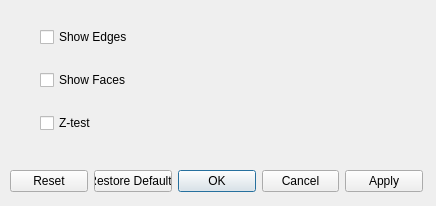
This is src/Interface/Modules/Visualization/ShowMesh.ui in SCIInstitute/SCIRun as Qt 5 draws it before an edit. The edited form follows.
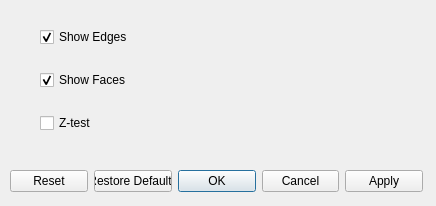
This is the edited form.

Commit message: Show edges and faces by default.

Diff of the .ui file:
```diff
--- a/src/Interface/Modules/Visualization/ShowMesh.ui
+++ b/src/Interface/Modules/Visualization/ShowMesh.ui
@@ -32,7 +32,7 @@
     <bool>false</bool>
    </property>
   </widget>
-  <widget class="QWidget" name="">
+  <widget class="QWidget" name="layoutWidget">
    <property name="geometry">
     <rect>
      <x>40</x>
@@ -47,6 +47,9 @@
       <property name="text">
        <string>Show Edges</string>
       </property>
+      <property name="checked">
+       <bool>true</bool>
+      </property>
      </widget>
     </item>
     <item>
@@ -54,6 +57,9 @@
       <property name="text">
        <string>Show Faces</string>
       </property>
+      <property name="checked">
+       <bool>true</bool>
+      </property>
      </widget>
     </item>
     <item>
```
The commit also changes 1 other file.
